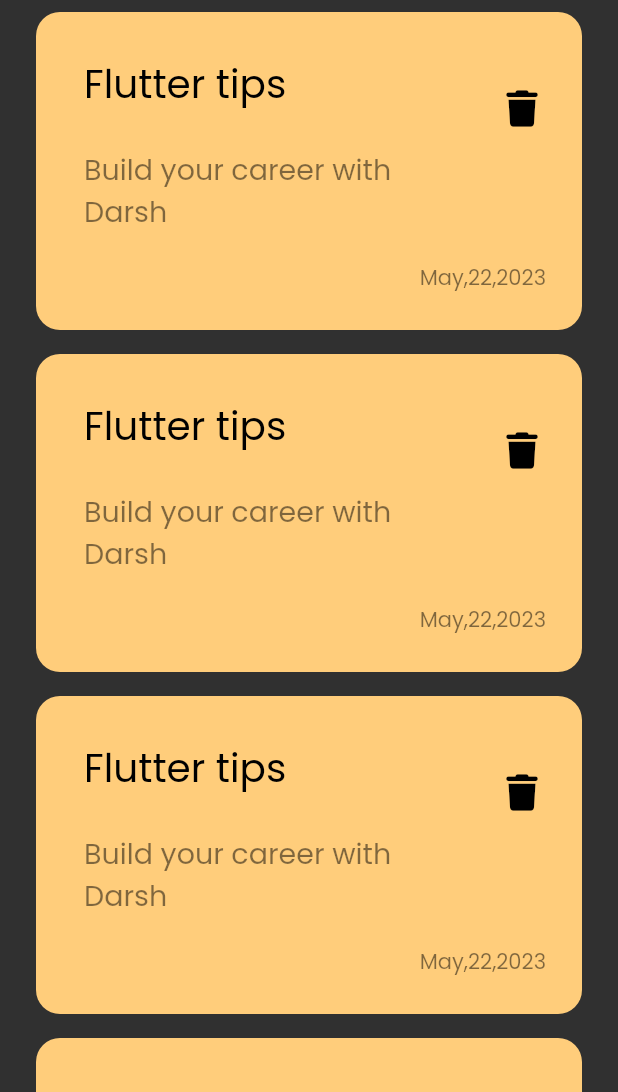
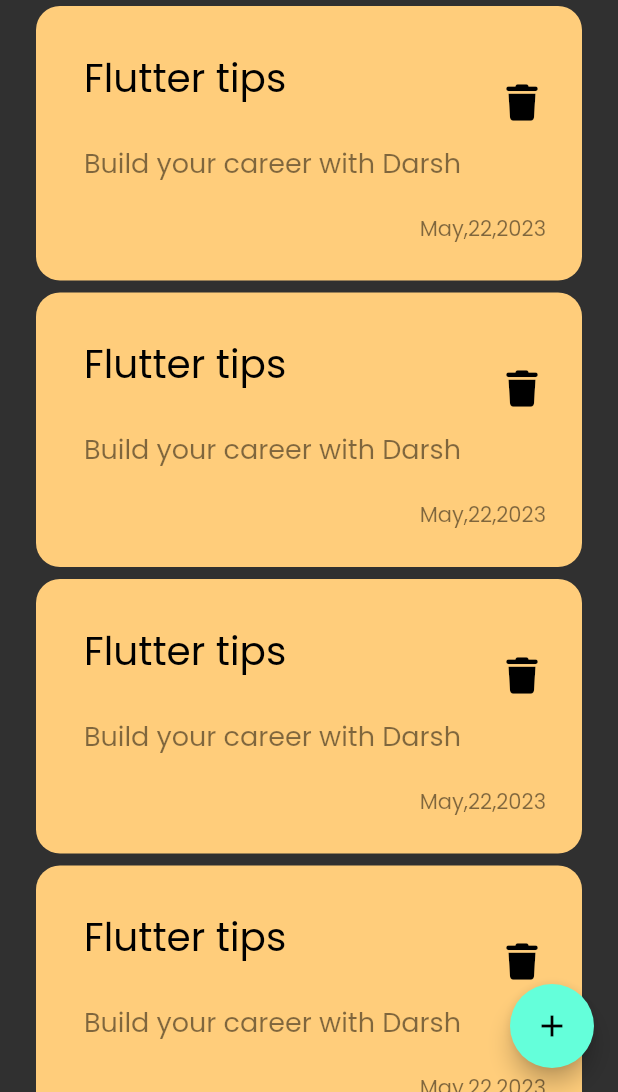
Before and after one commit to Mustafa1Mohamed/notes_app, a Flutter app: the screen it shows after launch, on a phone screen of 412 x 824 dp, the part 144-1236 px from its top. Run offline on Flutter 3.47's test engine with Material 2 defaults, Android fonts, the phone set to English and light mode, and no system bars; our stand-ins replace font_awesome_flutter.

Commit message:
Add floateing Action Button

```diff
--- a/lib/views/notes_view.dart
+++ b/lib/views/notes_view.dart
@@ -6,8 +6,9 @@ class NotesView extends StatelessWidget {
 
   @override
   Widget build(BuildContext context) {
-    return const Scaffold(
-      body: NotesViewBody(),
+    return  Scaffold(
+      floatingActionButton: FloatingActionButton(onPressed: (){},child:const Icon(Icons.add),),
+      body: const NotesViewBody(),
     );
   }
 }
--- a/lib/views/widgets/custom_Note_listView.dart
+++ b/lib/views/widgets/custom_Note_listView.dart
@@ -8,7 +8,7 @@ class CustomListView extends StatelessWidget {
   Widget build(BuildContext context) {
     return ListView.builder(itemBuilder: (context,index){
       return const Padding(
-        padding:  EdgeInsets.symmetric(vertical: 8),
+        padding:  EdgeInsets.symmetric(vertical: 4),
         child: NoteItem(),
       );
     });
--- a/lib/views/widgets/custom_note_item.dart
+++ b/lib/views/widgets/custom_note_item.dart
@@ -15,7 +15,7 @@ class NoteItem extends StatelessWidget {
             title: const Text('Flutter tips',style: TextStyle(fontSize: 26,color: Colors.black),),
             subtitle:  Padding(
               padding: const EdgeInsets.only(top: 24,bottom: 16),
-              child: Text('Build your career with Darsh',style: TextStyle(fontSize: 19,color: Colors.black.withOpacity(.5)),),
+              child: Text('Build your career with Darsh',style: TextStyle(fontSize: 18,color: Colors.black.withOpacity(.5)),),
             ),
             trailing: IconButton(onPressed: () {}, icon:const Icon(FontAwesomeIcons.trash,color: Colors.black,size: 24,)),
 
```
